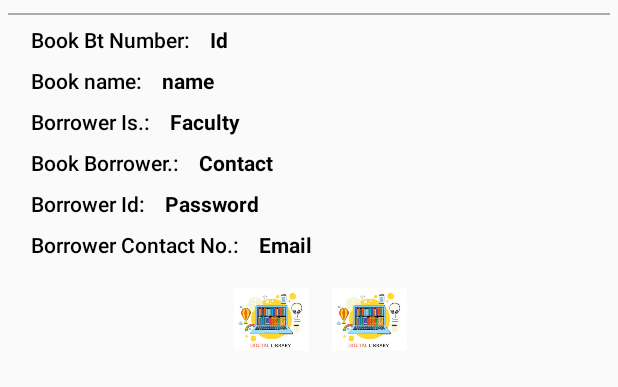
After one commit to SagarKhengat/DigitalLibrary, an Android app: the layout single_issued_book.xml on its own in the app's theme, with its tools: preview values and no code run, on a phone screen of 412 x 824 dp. The commit adds this screen. Shown: the top 387 px of the screen. Run offline under Robolectric (Android 15) with nearby library versions, the phone set to English and light mode, and no system bars.

Commit message:
Issue Completed

```diff
--- a/app/src/main/java/sagar/khengat/digitallibrary/fragments/FragmentViewBook.java
+++ b/app/src/main/java/sagar/khengat/digitallibrary/fragments/FragmentViewBook.java
@@ -69,13 +69,14 @@ public class FragmentViewBook extends Fragment {
         }
         adapter = new CustomBook(bookList, getActivity(),new MyAdapterListener()
         {
+
             @Override
-            public void buttonViewOnClick(View v, final int position) {
+            public void issueOnClick(View v, int position) {
 
             }
 
             @Override
-            public void imageViewOnClick(View v, int position) {
+            public void rejectOnClick(View v, int position) {
 
             }
         });
--- a/app/src/main/java/sagar/khengat/digitallibrary/fragments/FragmentViewBooks.java
+++ b/app/src/main/java/sagar/khengat/digitallibrary/fragments/FragmentViewBooks.java
@@ -66,13 +66,14 @@ public class FragmentViewBooks  extends Fragment {
         }
         adapter = new CustomBookForOther(bookList, getActivity(),new MyAdapterListener()
         {
+
             @Override
-            public void buttonViewOnClick(View v, final int position) {
+            public void issueOnClick(View v, int position) {
 
             }
 
             @Override
-            public void imageViewOnClick(View v, int position) {
+            public void rejectOnClick(View v, int position) {
 
             }
         });
--- a/app/src/main/java/sagar/khengat/digitallibrary/fragments/FragmentViewFaculty.java
+++ b/app/src/main/java/sagar/khengat/digitallibrary/fragments/FragmentViewFaculty.java
@@ -67,13 +67,14 @@ public class FragmentViewFaculty extends Fragment {
         }
         adapter = new CustomFaculty(facultyList, getActivity(),new MyAdapterListener()
         {
+
             @Override
-            public void buttonViewOnClick(View v, final int position) {
+            public void issueOnClick(View v, int position) {
 
             }
 
             @Override
-            public void imageViewOnClick(View v, int position) {
+            public void rejectOnClick(View v, int position) {
 
             }
         });
--- a/app/src/main/java/sagar/khengat/digitallibrary/fragments/FragmentViewStudents.java
+++ b/app/src/main/java/sagar/khengat/digitallibrary/fragments/FragmentViewStudents.java
@@ -67,13 +67,14 @@ public class FragmentViewStudents extends Fragment {
         }
         adapter = new CustomStudent(studentList, getActivity(),new MyAdapterListener()
         {
+
             @Override
-            public void buttonViewOnClick(View v, final int position) {
+            public void issueOnClick(View v, int position) {
 
             }
 
             @Override
-            public void imageViewOnClick(View v, int position) {
+            public void rejectOnClick(View v, int position) {
 
             }
         });
--- a/app/src/main/java/sagar/khengat/digitallibrary/util/MyAdapterListener.java
+++ b/app/src/main/java/sagar/khengat/digitallibrary/util/MyAdapterListener.java
@@ -4,7 +4,6 @@ import android.view.View;
 
 
 public interface MyAdapterListener {
-    void buttonViewOnClick(View v, int position);
-    void imageViewOnClick(View v, int position);
-
+    void issueOnClick(View v, int position);
+    void rejectOnClick(View v, int position);
 }
--- /dev/null
+++ b/app/src/main/res/layout/single_issued_book.xml
@@ -0,0 +1,242 @@
+<?xml version="1.0" encoding="utf-8"?>
+<RelativeLayout
+    xmlns:android="http://schemas.android.com/apk/res/android"
+    android:layout_width="match_parent"
+    android:layout_height="wrap_content"
+    android:padding="5dp"
+    >
+
+    <LinearLayout
+        android:layout_width="match_parent"
+        android:layout_height="wrap_content"
+        android:orientation="vertical"
+        android:layout_alignTop="@+id/linearLayout2"
+        android:layout_centerHorizontal="true">
+
+        <RelativeLayout
+            android:layout_width="wrap_content"
+            android:layout_height="wrap_content">
+
+            <TextView
+                android:id="@+id/tv_faculty_id"
+                android:layout_width="wrap_content"
+                android:layout_height="wrap_content"
+                android:layout_marginLeft="15dp"
+                android:fontFamily="sans-serif-light"
+                android:paddingTop="8dp"
+                android:maxLines="1"
+                android:text="Book Bt Number: "
+                android:textColor="#000"
+                android:textStyle="bold"
+                android:textSize="14sp" />
+            <TextView
+
+                android:id="@+id/book_id"
+                android:layout_width="wrap_content"
+                android:layout_height="wrap_content"
+                android:layout_marginLeft="10dp"
+                android:layout_toRightOf="@id/tv_faculty_id"
+                android:maxLines="1"
+                android:paddingTop="8dp"
+                android:text="Id"
+                android:textColor="#000"
+                android:textSize="14sp"
+                android:textStyle="bold" />
+
+        </RelativeLayout>
+
+        <RelativeLayout
+            android:layout_width="wrap_content"
+            android:layout_height="wrap_content">
+
+            <TextView
+                android:id="@+id/tv_faculty_name"
+                android:layout_width="wrap_content"
+                android:layout_height="wrap_content"
+                android:layout_marginLeft="15dp"
+                android:fontFamily="sans-serif-light"
+                android:paddingTop="8dp"
+                android:maxLines="1"
+                android:text="Book name: "
+                android:textColor="#000"
+                android:textStyle="bold"
+                android:textSize="14sp" />
+            <TextView
+
+                android:id="@+id/book_name"
+                android:layout_width="wrap_content"
+                android:layout_height="wrap_content"
+                android:layout_marginLeft="10dp"
+                android:layout_toRightOf="@id/tv_faculty_name"
+                android:maxLines="1"
+                android:paddingTop="8dp"
+                android:text="name"
+                android:textColor="#000"
+                android:textSize="14sp"
+                android:textStyle="bold" />
+
+        </RelativeLayout>
+        <RelativeLayout
+            android:layout_width="wrap_content"
+            android:layout_height="wrap_content">
+
+            <TextView
+                android:id="@+id/tv_faculty_orstudent"
+                android:layout_width="wrap_content"
+                android:layout_height="wrap_content"
+                android:layout_marginLeft="15dp"
+                android:fontFamily="sans-serif-light"
+                android:paddingTop="8dp"
+                android:maxLines="1"
+                android:text="Borrower Is.: "
+                android:textColor="#000"
+                android:textStyle="bold"
+                android:textSize="14sp" />
+            <TextView
+
+                android:id="@+id/borrower_type"
+                android:layout_width="wrap_content"
+                android:layout_height="wrap_content"
+                android:layout_marginLeft="10dp"
+                android:layout_toRightOf="@id/tv_faculty_orstudent"
+                android:maxLines="1"
+                android:paddingTop="8dp"
+                android:text="Faculty"
+                android:textColor="#000"
+                android:textSize="14sp"
+                android:textStyle="bold" />
+
+        </RelativeLayout>
+        <RelativeLayout
+            android:layout_width="wrap_content"
+            android:layout_height="wrap_content">
+
+            <TextView
+                android:id="@+id/tv_faculty_contact"
+                android:layout_width="wrap_content"
+                android:layout_height="wrap_content"
+                android:layout_marginLeft="15dp"
+                android:fontFamily="sans-serif-light"
+                android:paddingTop="8dp"
+                android:maxLines="1"
+                android:text="Book Borrower.: "
+                android:textColor="#000"
+                android:textStyle="bold"
+                android:textSize="14sp" />
+            <TextView
+
+                android:id="@+id/book_borrower"
+                android:layout_width="wrap_content"
+                android:layout_height="wrap_content"
+                android:layout_marginLeft="10dp"
+                android:layout_toRightOf="@id/tv_faculty_contact"
+                android:maxLines="1"
+                android:paddingTop="8dp"
+                android:text="Contact"
+                android:textColor="#000"
+                android:textSize="14sp"
+                android:textStyle="bold" />
+
+        </RelativeLayout>
+        <RelativeLayout
+            android:layout_width="wrap_content"
+            android:layout_height="wrap_content">
+
+            <TextView
+                android:id="@+id/tv_faculty_password"
+                android:layout_width="wrap_content"
+                android:layout_height="wrap_content"
+                android:layout_marginLeft="15dp"
+                android:fontFamily="sans-serif-light"
+                android:paddingTop="8dp"
+                android:maxLines="1"
+                android:text="Borrower Id: "
+                android:textColor="#000"
+                android:textStyle="bold"
+                android:textSize="14sp" />
+            <TextView
+
+                android:id="@+id/borrower_id"
+                android:layout_width="wrap_content"
+                android:layout_height="wrap_content"
+                android:layout_marginLeft="10dp"
+                android:layout_toRightOf="@id/tv_faculty_password"
+                android:maxLines="1"
+                android:paddingTop="8dp"
+                android:text="Password"
+                android:textColor="#000"
+                android:textSize="14sp"
+                android:textStyle="bold" />
+
+        </RelativeLayout>
+
+        <RelativeLayout
+            android:layout_width="wrap_content"
+            android:layout_height="wrap_content">
+
+            <TextView
+                android:id="@+id/tv_faculty_email"
+                android:layout_width="wrap_content"
+                android:layout_height="wrap_content"
+                android:layout_marginLeft="15dp"
+                android:fontFamily="sans-serif-light"
+                android:paddingTop="8dp"
+                android:maxLines="1"
+                android:text="Borrower Contact No.: "
+                android:textColor="#000"
+                android:textStyle="bold"
+                android:textSize="14sp" />
+            <TextView
+
+                android:id="@+id/borrower_contact"
+                android:layout_width="wrap_content"
+                android:layout_height="wrap_content"
+                android:layout_marginLeft="10dp"
+                android:layout_toRightOf="@id/tv_faculty_email"
+                android:maxLines="1"
+                android:paddingTop="8dp"
+                android:text="Email"
+                android:textColor="#000"
+                android:textSize="14sp"
+                android:textStyle="bold" />
+
+        </RelativeLayout>
+        <RelativeLayout
+            android:layout_width="wrap_content"
+            android:layout_height="wrap_content"
+            android:layout_margin="15dp"
+            android:layout_gravity="center">
+
+            <ImageView
+                android:id="@+id/issue"
+                android:layout_width="50dp"
+                android:layout_height="50dp"
+                android:layout_marginLeft="15dp"
+                android:src="@drawable/digitallibrary"
+
+                />
+            <ImageView
+
+                android:id="@+id/reject"
+                android:layout_width="50dp"
+                android:layout_height="50dp"
+                android:layout_marginLeft="15dp"
+                android:src="@drawable/digitallibrary"
+                android:layout_toRightOf="@id/issue"
+                />
+
+        </RelativeLayout>
+
+    </LinearLayout>
+
+
+
+    <LinearLayout
+        android:layout_width="match_parent"
+        android:layout_height="1dp"
+        android:layout_marginTop="3dp"
+        android:layout_below="@id/main"
+        android:background="@android:color/darker_gray"
+        android:orientation="vertical"
+        android:id="@+id/linearLayout2" />
+</RelativeLayout>
```
Also changed, not shown: app/src/main/java/sagar/khengat/digitallibrary/Adapters/CustomIssuedBooks.java (added, +150 -0 lines), app/src/main/java/sagar/khengat/digitallibrary/fragments/FragmentIssueBook.java (+83 -0 lines), app/src/main/java/sagar/khengat/digitallibrary/util/DatabaseHandler.java (+41 -0 lines), app/src/main/res/layout/fragment_issue_book.xml (+22 -4 lines).
